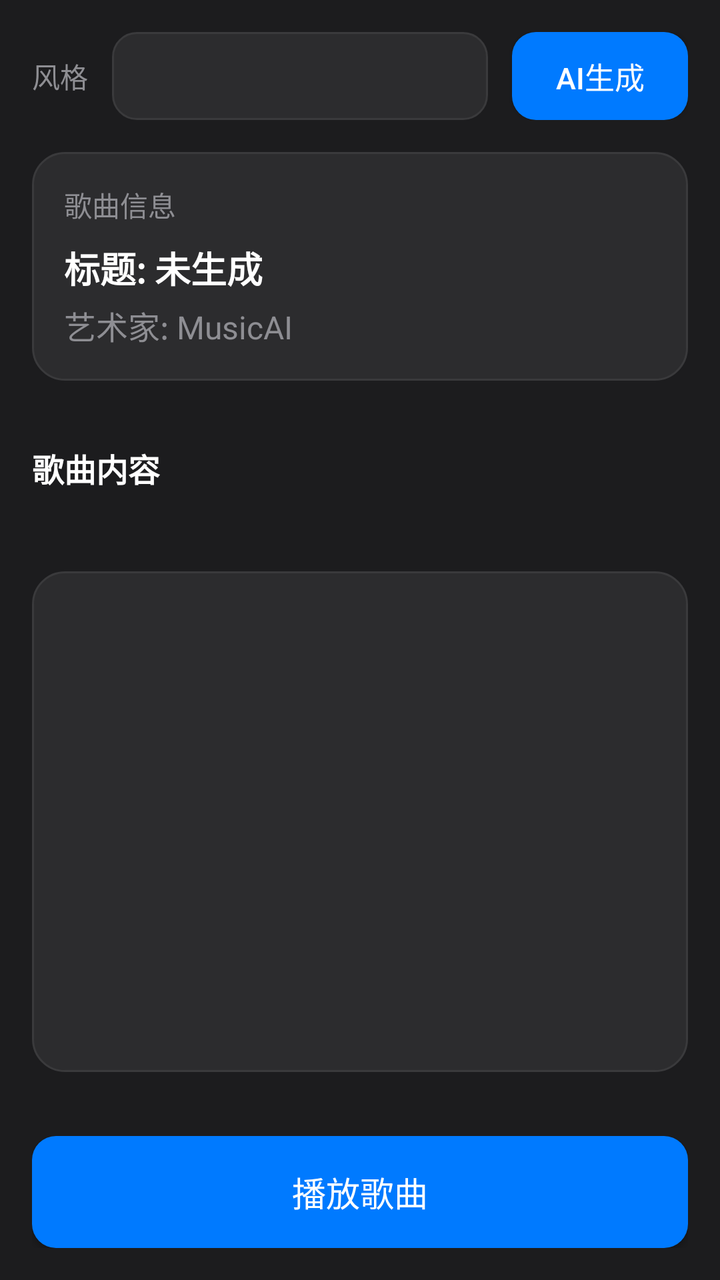
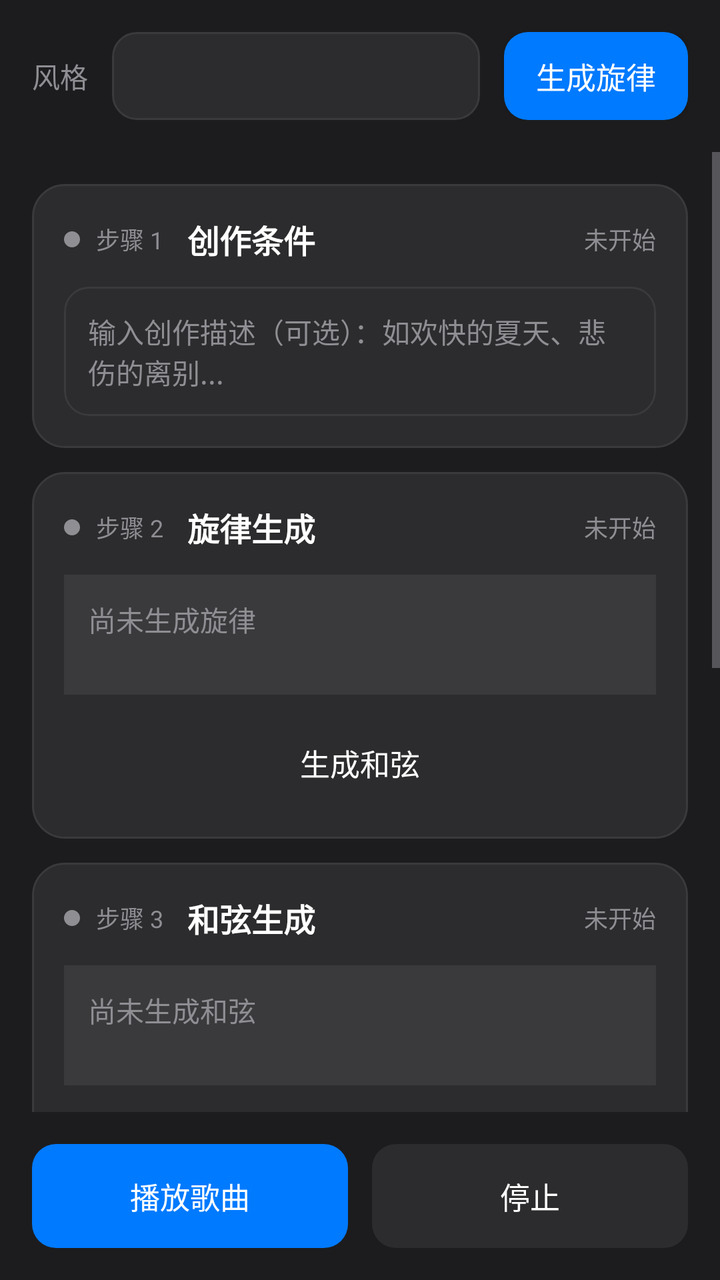

The first picture is an Android layout as it rendered before a commit; the second is the same layout after the commit. The layout source and the unified diff follow.
<!-- AndroidManifest.xml: application theme Theme.MusicAI -->
<!-- res/layout/activity_song_generator.xml -->
<?xml version="1.0" encoding="utf-8"?>
<LinearLayout xmlns:android="http://schemas.android.com/apk/res/android"
    android:layout_width="match_parent"
    android:layout_height="match_parent"
    android:orientation="vertical"
    android:background="@color/apple_dark"
    android:fitsSystemWindows="true">

    <LinearLayout
        android:layout_width="match_parent"
        android:layout_height="wrap_content"
        android:orientation="horizontal"
        android:padding="16dp"
        android:gravity="center_vertical">

        <TextView
            android:layout_width="wrap_content"
            android:layout_height="wrap_content"
            android:text="风格"
            android:textSize="14sp"
            android:textColor="@color/apple_text_secondary"
            android:layout_marginRight="12dp"/>

        <Spinner
            android:id="@+id/sp_style"
            android:layout_width="0dp"
            android:layout_height="44dp"
            android:layout_weight="1"
            android:background="@drawable/apple_edittext_bg"
            android:paddingHorizontal="12dp"/>

        <Button
            android:id="@+id/btn_generate"
            android:layout_width="wrap_content"
            android:layout_height="44dp"
            android:text="AI生成"
            android:textSize="15sp"
            android:textColor="@color/apple_text"
            android:background="@drawable/apple_button_primary_bg"
            android:layout_marginLeft="12dp"/>

    </LinearLayout>

    <LinearLayout
        android:layout_width="match_parent"
        android:layout_height="wrap_content"
        android:orientation="vertical"
        android:background="@drawable/apple_card_bg"
        android:padding="16dp"
        android:layout_marginLeft="16dp"
        android:layout_marginRight="16dp"
        android:layout_marginBottom="16dp">

        <TextView
            android:layout_width="match_parent"
            android:layout_height="wrap_content"
            android:text="歌曲信息"
            android:textSize="14sp"
            android:textColor="@color/apple_text_secondary"
            android:layout_marginBottom="8dp"/>

        <TextView
            android:id="@+id/tv_title"
            android:layout_width="match_parent"
            android:layout_height="wrap_content"
            android:text="标题: 未生成"
            android:textSize="18sp"
            android:textColor="@color/apple_text"
            android:textStyle="bold"/>

        <TextView
            android:id="@+id/tv_artist"
            android:layout_width="match_parent"
            android:layout_height="wrap_content"
            android:text="艺术家: MusicAI"
            android:textSize="16sp"
            android:textColor="@color/apple_text_secondary"
            android:layout_marginTop="4dp"/>

    </LinearLayout>

    <LinearLayout
        android:layout_width="match_parent"
        android:layout_height="wrap_content"
        android:orientation="vertical"
        android:padding="16dp"
        android:paddingTop="0dp">

        <TextView
            android:layout_width="match_parent"
            android:layout_height="wrap_content"
            android:text="歌曲内容"
            android:textSize="16sp"
            android:textColor="@color/apple_text"
            android:textStyle="bold"
            android:layout_marginBottom="8dp"/>

        <ProgressBar
            android:id="@+id/playback_progress"
            style="?android:attr/progressBarStyleHorizontal"
            android:layout_width="match_parent"
            android:layout_height="wrap_content"
            android:progress="0"
            android:max="100"
            android:progressTint="@color/apple_accent"
            android:layout_marginBottom="8dp"
            android:visibility="gone"/>

        <TextView
            android:id="@+id/tv_playback_time"
            android:layout_width="match_parent"
            android:layout_height="wrap_content"
            android:text="0:00 / 0:00"
            android:textSize="12sp"
            android:textColor="@color/apple_text_secondary"
            android:gravity="center"
            android:visibility="gone"/>

    </LinearLayout>

    <LinearLayout
        android:layout_width="match_parent"
        android:layout_height="0dp"
        android:layout_weight="1"
        android:orientation="vertical"
        android:padding="16dp"
        android:paddingTop="0dp">

        <ListView
            android:id="@+id/lv_song"
            android:layout_width="match_parent"
            android:layout_height="match_parent"
            android:background="@drawable/apple_card_bg"
            android:divider="@color/apple_mid_gray"
            android:dividerHeight="1dp"/>

    </LinearLayout>

    <LinearLayout
        android:layout_width="match_parent"
        android:layout_height="wrap_content"
        android:orientation="horizontal"
        android:padding="16dp">

        <Button
            android:id="@+id/btn_play"
            android:layout_width="match_parent"
            android:layout_height="56dp"
            android:text="播放歌曲"
            android:textSize="17sp"
            android:textColor="@color/apple_text"
            android:background="@drawable/apple_button_primary_bg"/>

    </LinearLayout>

    <ProgressBar
        android:id="@+id/progress_bar"
        android:layout_width="wrap_content"
        android:layout_height="wrap_content"
        android:layout_gravity="center"
        android:visibility="gone"
        android:layout_marginBottom="16dp"/>

</LinearLayout>
<!-- resources referenced by this layout -->
<resources>
  <color name="apple_accent">#007AFF</color>
  <color name="apple_dark">#1C1C1E</color>
  <color name="apple_mid_gray">#3A3A3C</color>
  <color name="apple_text">#FFFFFF</color>
  <color name="apple_text_secondary">#8E8E93</color>
  <!-- drawable apple_button_primary_bg (drawable) -->
  <?xml version="1.0" encoding="utf-8"?>
  <selector xmlns:android="http://schemas.android.com/apk/res/android">
      <item android:state_pressed="true">
          <shape android:shape="rectangle">
              <solid android:color="@color/apple_accent_active" />
              <corners android:radius="12dp" />
          </shape>
      </item>
      <item>
          <shape android:shape="rectangle">
              <solid android:color="@color/apple_accent" />
              <corners android:radius="12dp" />
          </shape>
      </item>
  </selector>
  <!-- drawable apple_card_bg (drawable) -->
  <?xml version="1.0" encoding="utf-8"?>
  <shape xmlns:android="http://schemas.android.com/apk/res/android" android:shape="rectangle">
      <solid android:color="@color/apple_dark_gray" />
      <corners android:radius="16dp" />
      <stroke android:width="1dp" android:color="@color/apple_mid_gray" />
  </shape>
  <!-- drawable apple_edittext_bg (drawable) -->
  <?xml version="1.0" encoding="utf-8"?>
  <selector xmlns:android="http://schemas.android.com/apk/res/android">
      <item android:state_focused="true">
          <shape android:shape="rectangle">
              <solid android:color="@color/apple_dark_gray" />
              <corners android:radius="12dp" />
              <stroke android:width="2dp" android:color="@color/apple_accent" />
          </shape>
      </item>
      <item>
          <shape android:shape="rectangle">
              <solid android:color="@color/apple_dark_gray" />
              <corners android:radius="12dp" />
              <stroke android:width="1dp" android:color="@color/apple_mid_gray" />
          </shape>
      </item>
  </selector>
  <style name="Theme.MusicAI" parent="Theme.AppCompat.DayNight.NoActionBar">
          <item name="colorPrimary">@color/colorPrimary</item>
          <item name="colorPrimaryDark">@color/colorPrimaryDark</item>
          <item name="colorAccent">@color/colorAccent</item>
          <item name="android:textColorPrimary">@color/apple_text</item>
          <item name="android:textColorSecondary">@color/apple_text_secondary</item>
          <item name="android:windowBackground">@color/apple_dark</item>
          <item name="android:statusBarColor">@color/apple_dark</item>
          <item name="android:navigationBarColor">@color/apple_dark</item>
          <item name="android:windowTranslucentStatus">false</item>
          <item name="android:windowTranslucentNavigation">false</item>
      </style>
  <color name="apple_accent_active">#0066CC</color>
  <color name="apple_dark_gray">#2C2C2E</color>
  <color name="colorPrimary">#007AFF</color>
  <color name="colorPrimaryDark">#1C1C1E</color>
  <color name="colorAccent">#34C759</color>
</resources>

<!-- the commit's change to res/layout/activity_song_generator.xml (unified diff, before → after) -->
@@ -19,7 +19,7 @@
             android:text="风格"
             android:textSize="14sp"
             android:textColor="@color/apple_text_secondary"
-            android:layout_marginRight="12dp"/>
+            android:layout_marginEnd="12dp"/>
 
         <Spinner
             android:id="@+id/sp_style"
@@ -27,129 +27,386 @@
             android:layout_height="44dp"
             android:layout_weight="1"
             android:background="@drawable/apple_edittext_bg"
-            android:paddingHorizontal="12dp"/>
+            android:paddingStart="12dp"
+            android:paddingEnd="12dp"/>
 
         <Button
-            android:id="@+id/btn_generate"
+            android:id="@+id/btn_generate_melody"
             android:layout_width="wrap_content"
             android:layout_height="44dp"
-            android:text="AI生成"
+            android:text="生成旋律"
             android:textSize="15sp"
             android:textColor="@color/apple_text"
             android:background="@drawable/apple_button_primary_bg"
-            android:layout_marginLeft="12dp"/>
+            android:paddingStart="16dp"
+            android:paddingEnd="16dp"
+            android:layout_marginStart="12dp"/>
 
     </LinearLayout>
 
-    <LinearLayout
-        android:layout_width="match_parent"
-        android:layout_height="wrap_content"
-        android:orientation="vertical"
-        android:background="@drawable/apple_card_bg"
-        android:padding="16dp"
-        android:layout_marginLeft="16dp"
-        android:layout_marginRight="16dp"
-        android:layout_marginBottom="16dp">
-
-        <TextView
-            android:layout_width="match_parent"
-            android:layout_height="wrap_content"
-            android:text="歌曲信息"
-            android:textSize="14sp"
-            android:textColor="@color/apple_text_secondary"
-            android:layout_marginBottom="8dp"/>
-
-        <TextView
-            android:id="@+id/tv_title"
-            android:layout_width="match_parent"
-            android:layout_height="wrap_content"
-            android:text="标题: 未生成"
-            android:textSize="18sp"
-            android:textColor="@color/apple_text"
-            android:textStyle="bold"/>
-
-        <TextView
-            android:id="@+id/tv_artist"
-            android:layout_width="match_parent"
-            android:layout_height="wrap_content"
-            android:text="艺术家: MusicAI"
-            android:textSize="16sp"
-            android:textColor="@color/apple_text_secondary"
-            android:layout_marginTop="4dp"/>
-
-    </LinearLayout>
-
-    <LinearLayout
-        android:layout_width="match_parent"
-        android:layout_height="wrap_content"
-        android:orientation="vertical"
-        android:padding="16dp"
-        android:paddingTop="0dp">
-
-        <TextView
-            android:layout_width="match_parent"
-            android:layout_height="wrap_content"
-            android:text="歌曲内容"
-            android:textSize="16sp"
-            android:textColor="@color/apple_text"
-            android:textStyle="bold"
-            android:layout_marginBottom="8dp"/>
-
-        <ProgressBar
-            android:id="@+id/playback_progress"
-            style="?android:attr/progressBarStyleHorizontal"
-            android:layout_width="match_parent"
-            android:layout_height="wrap_content"
-            android:progress="0"
-            android:max="100"
-            android:progressTint="@color/apple_accent"
-            android:layout_marginBottom="8dp"
-            android:visibility="gone"/>
-
-        <TextView
-            android:id="@+id/tv_playback_time"
-            android:layout_width="match_parent"
-            android:layout_height="wrap_content"
-            android:text="0:00 / 0:00"
-            android:textSize="12sp"
-            android:textColor="@color/apple_text_secondary"
-            android:gravity="center"
-            android:visibility="gone"/>
-
-    </LinearLayout>
-
-    <LinearLayout
+    <ScrollView
         android:layout_width="match_parent"
         android:layout_height="0dp"
         android:layout_weight="1"
-        android:orientation="vertical"
-        android:padding="16dp"
-        android:paddingTop="0dp">
-
-        <ListView
-            android:id="@+id/lv_song"
+        android:fillViewport="true">
+
+        <LinearLayout
             android:layout_width="match_parent"
-            android:layout_height="match_parent"
-            android:background="@drawable/apple_card_bg"
-            android:divider="@color/apple_mid_gray"
-            android:dividerHeight="1dp"/>
-
-    </LinearLayout>
+            android:layout_height="wrap_content"
+            android:orientation="vertical"
+            android:padding="16dp"
+            android:paddingTop="0dp">
+
+            <LinearLayout
+                android:id="@+id/step1_card"
+                android:layout_width="match_parent"
+                android:layout_height="wrap_content"
+                android:orientation="vertical"
+                android:background="@drawable/apple_card_bg"
+                android:padding="16dp"
+                android:layout_marginBottom="12dp">
+
+                <LinearLayout
+                    android:layout_width="match_parent"
+                    android:layout_height="wrap_content"
+                    android:orientation="horizontal"
+                    android:gravity="center_vertical"
+                    android:layout_marginBottom="12dp">
+
+                    <View
+                        android:id="@+id/step1_indicator"
+                        android:layout_width="8dp"
+                        android:layout_height="8dp"
+                        android:background="@drawable/step_indicator_pending"/>
+
+                    <TextView
+                        android:layout_width="wrap_content"
+                        android:layout_height="wrap_content"
+                        android:text="步骤 1"
+                        android:textSize="12sp"
+                        android:textColor="@color/apple_text_secondary"
+                        android:layout_marginStart="8dp"/>
+
+                    <TextView
+                        android:layout_width="0dp"
+                        android:layout_height="wrap_content"
+                        android:layout_weight="1"
+                        android:text="创作条件"
+                        android:textSize="16sp"
+                        android:textColor="@color/apple_text"
+                        android:textStyle="bold"
+                        android:layout_marginStart="12dp"/>
+
+                    <TextView
+                        android:id="@+id/step1_status"
+                        android:layout_width="wrap_content"
+                        android:layout_height="wrap_content"
+                        android:text="未开始"
+                        android:textSize="12sp"
+                        android:textColor="@color/apple_text_secondary"/>
+
+                </LinearLayout>
+
+                <EditText
+                    android:id="@+id/et_description"
+                    android:layout_width="match_parent"
+                    android:layout_height="wrap_content"
+                    android:hint="输入创作描述（可选）：如欢快的夏天、悲伤的离别..."
+                    android:textSize="14sp"
+                    android:textColor="@color/apple_text"
+                    android:textColorHint="@color/apple_text_secondary"
+                    android:background="@drawable/apple_edittext_bg"
+                    android:padding="12dp"
+                    android:minHeight="44dp"
+                    android:inputType="textMultiLine"/>
+
+            </LinearLayout>
+
+            <LinearLayout
+                android:id="@+id/step2_card"
+                android:layout_width="match_parent"
+                android:layout_height="wrap_content"
+                android:orientation="vertical"
+                android:background="@drawable/apple_card_bg"
+                android:padding="16dp"
+                android:layout_marginBottom="12dp">
+
+                <LinearLayout
+                    android:layout_width="match_parent"
+                    android:layout_height="wrap_content"
+                    android:orientation="horizontal"
+                    android:gravity="center_vertical"
+                    android:layout_marginBottom="12dp">
+
+                    <View
+                        android:id="@+id/step2_indicator"
+                        android:layout_width="8dp"
+                        android:layout_height="8dp"
+                        android:background="@drawable/step_indicator_pending"/>
+
+                    <TextView
+                        android:layout_width="wrap_content"
+                        android:layout_height="wrap_content"
+                        android:text="步骤 2"
+                        android:textSize="12sp"
+                        android:textColor="@color/apple_text_secondary"
+                        android:layout_marginStart="8dp"/>
+
+                    <TextView
+                        android:layout_width="0dp"
+                        android:layout_height="wrap_content"
+                        android:layout_weight="1"
+                        android:text="旋律生成"
+                        android:textSize="16sp"
+                        android:textColor="@color/apple_text"
+                        android:textStyle="bold"
+                        android:layout_marginStart="12dp"/>
+
+                    <TextView
+                        android:id="@+id/step2_status"
+                        android:layout_width="wrap_content"
+                        android:layout_height="wrap_content"
+                        android:text="未开始"
+                        android:textSize="12sp"
+                        android:textColor="@color/apple_text_secondary"/>
+
+                </LinearLayout>
+
+                <TextView
+                    android:id="@+id/tv_melody_preview"
+                    android:layout_width="match_parent"
+                    android:layout_height="wrap_content"
+                    android:text="尚未生成旋律"
+                    android:textSize="14sp"
+                    android:textColor="@color/apple_text_secondary"
+                    android:padding="12dp"
+                    android:background="@color/apple_mid_gray"
+                    android:minHeight="60dp"
+                    android:gravity="top"/>
+
+                <Button
+                    android:id="@+id/btn_generate_chords"
+                    android:layout_width="match_parent"
+                    android:layout_height="44dp"
+                    android:text="生成和弦"
+                    android:textSize="15sp"
+                    android:textColor="@color/apple_text"
+                    android:background="@drawable/apple_button_bg"
+                    android:layout_marginTop="12dp"
+                    android:enabled="false"/>
+
+            </LinearLayout>
+
+            <LinearLayout
+                android:id="@+id/step3_card"
+                android:layout_width="match_parent"
+                android:layout_height="wrap_content"
+                android:orientation="vertical"
+                android:background="@drawable/apple_card_bg"
+                android:padding="16dp"
+                android:layout_marginBottom="12dp">
+
+                <LinearLayout
+                    android:layout_width="match_parent"
+                    android:layout_height="wrap_content"
+                    android:orientation="horizontal"
+                    android:gravity="center_vertical"
+                    android:layout_marginBottom="12dp">
+
+                    <View
+                        android:id="@+id/step3_indicator"
+                        android:layout_width="8dp"
+                        android:layout_height="8dp"
+                        android:background="@drawable/step_indicator_pending"/>
+
+                    <TextView
+                        android:layout_width="wrap_content"
+                        android:layout_height="wrap_content"
+                        android:text="步骤 3"
+                        android:textSize="12sp"
+                        android:textColor="@color/apple_text_secondary"
+                        android:layout_marginStart="8dp"/>
+
+                    <TextView
+                        android:layout_width="0dp"
+                        android:layout_height="wrap_content"
+                        android:layout_weight="1"
+                        android:text="和弦生成"
+                        android:textSize="16sp"
+                        android:textColor="@color/apple_text"
+                        android:textStyle="bold"
+                        android:layout_marginStart="12dp"/>
+
+                    <TextView
+                        android:id="@+id/step3_status"
+                        android:layout_width="wrap_content"
+                        android:layout_height="wrap_content"
+                        android:text="未开始"
+                        android:textSize="12sp"
+                        android:textColor="@color/apple_text_secondary"/>
+
+                </LinearLayout>
+
+                <TextView
+                    android:id="@+id/tv_chords_preview"
+                    android:layout_width="match_parent"
+                    android:layout_height="wrap_content"
+                    android:text="尚未生成和弦"
+                    android:textSize="14sp"
+                    android:textColor="@color/apple_text_secondary"
+                    android:padding="12dp"
+                    android:background="@color/apple_mid_gray"
+                    android:minHeight="60dp"
+                    android:gravity="top"/>
+
+                <Button
+                    android:id="@+id/btn_generate_song"
+                    android:layout_width="match_parent"
+                    android:layout_height="44dp"
+                    android:text="生成完整曲子"
+                    android:textSize="15sp"
+                    android:textColor="@color/apple_text"
+                    android:background="@drawable/apple_button_bg"
+                    android:layout_marginTop="12dp"
+                    android:enabled="false"/>
+
+            </LinearLayout>
+
+            <LinearLayout
+                android:id="@+id/step4_card"
+                android:layout_width="match_parent"
+                android:layout_height="wrap_content"
+                android:orientation="vertical"
+                android:background="@drawable/apple_card_bg"
+                android:padding="16dp"
+                android:layout_marginBottom="12dp">
+
+                <LinearLayout
+                    android:layout_width="match_parent"
+                    android:layout_height="wrap_content"
+                    android:orientation="horizontal"
+                    android:gravity="center_vertical"
+                    android:layout_marginBottom="12dp">
+
+                    <View
+                        android:id="@+id/step4_indicator"
+                        android:layout_width="8dp"
+                        android:layout_height="8dp"
+                        android:background="@drawable/step_indicator_pending"/>
+
+                    <TextView
+                        android:layout_width="wrap_content"
+                        android:layout_height="wrap_content"
+                        android:text="步骤 4"
+                        android:textSize="12sp"
+                        android:textColor="@color/apple_text_secondary"
+                        android:layout_marginStart="8dp"/>
+
+                    <TextView
+                        android:layout_width="0dp"
+                        android:layout_height="wrap_content"
+                        android:layout_weight="1"
+                        android:text="完整编曲"
+                        android:textSize="16sp"
+                        android:textColor="@color/apple_text"
+                        android:textStyle="bold"
+                        android:layout_marginStart="12dp"/>
+
+                    <TextView
+                        android:id="@+id/step4_status"
+                        android:layout_width="wrap_content"
+                        android:layout_height="wrap_content"
+                        android:text="未开始"
+                        android:textSize="12sp"
+                        android:textColor="@color/apple_text_secondary"/>
+
+                </LinearLayout>
+
+                <TextView
+                    android:id="@+id/tv_song_title"
+                    android:layout_width="match_parent"
+                    android:layout_height="wrap_content"
+                    android:text="尚未生成曲子"
+                    android:textSize="16sp"
+                    android:textColor="@color/apple_text"
+                    android:textStyle="bold"/>
+
+                <ProgressBar
+                    android:id="@+id/playback_progress"
+                    style="?android:attr/progressBarStyleHorizontal"
+                    android:layout_width="match_parent"
+                    android:layout_height="wrap_content"
+                    android:progress="0"
+                    android:max="100"
+                    android:progressTint="@color/apple_accent"
+                    android:layout_marginTop="12dp"
+                    android:visibility="gone"/>
+
+                <TextView
+                    android:id="@+id/tv_playback_time"
+                    android:layout_width="match_parent"
+                    android:layout_height="wrap_content"
+                    android:text="0:00 / 0:00"
+                    android:textSize="12sp"
+                    android:textColor="@color/apple_text_secondary"
+                    android:gravity="center"
+                    android:visibility="gone"
+                    android:layout_marginTop="4dp"/>
+
+            </LinearLayout>
+
+            <CheckBox
+                android:id="@+id/cb_auto_chain"
+                android:layout_width="match_parent"
+                android:layout_height="wrap_content"
+                android:text="自动串联（旋律生成后自动执行后续步骤）"
+                android:textSize="14sp"
+                android:textColor="@color/apple_text_secondary"
+                android:buttonTint="@color/apple_accent"
+                android:layout_marginBottom="12dp"/>
+
+            <ListView
+                android:id="@+id/lv_song"
+                android:layout_width="match_parent"
+                android:layout_height="180dp"
+                android:background="@drawable/apple_card_bg"
+                android:divider="@color/apple_mid_gray"
+                android:dividerHeight="1dp"/>
+
+        </LinearLayout>
+
+    </ScrollView>
 
     <LinearLayout
         android:layout_width="match_parent"
         android:layout_height="wrap_content"
         android:orientation="horizontal"
-        android:padding="16dp">
+        android:padding="16dp"
+        android:paddingTop="8dp">
 
         <Button
             android:id="@+id/btn_play"
-            android:layout_width="match_parent"
-            android:layout_height="56dp"
+            android:layout_width="0dp"
+            android:layout_height="52dp"
+            android:layout_weight="1"
             android:text="播放歌曲"
-            android:textSize="17sp"
+            android:textSize="15sp"
             android:textColor="@color/apple_text"
-            android:background="@drawable/apple_button_primary_bg"/>
+            android:background="@drawable/apple_button_primary_bg"
+            android:enabled="false"
+            android:layout_marginEnd="6dp"/>
+
+        <Button
+            android:id="@+id/btn_stop"
+            android:layout_width="0dp"
+            android:layout_height="52dp"
+            android:layout_weight="1"
+            android:text="停止"
+            android:textSize="15sp"
+            android:textColor="@color/apple_text"
+            android:background="@drawable/apple_button_bg"
+            android:enabled="false"
+            android:layout_marginStart="6dp"/>
 
     </LinearLayout>
 
<!-- resource entries referenced after the edit -->
@@ -5,6 +5,22 @@
   <color name="apple_mid_gray">#3A3A3C</color>
   <color name="apple_text">#FFFFFF</color>
   <color name="apple_text_secondary">#8E8E93</color>
+  <!-- drawable apple_button_bg (drawable) -->
+  <?xml version="1.0" encoding="utf-8"?>
+  <selector xmlns:android="http://schemas.android.com/apk/res/android">
+      <item android:state_pressed="true">
+          <shape android:shape="rectangle">
+              <solid android:color="@color/apple_mid_gray" />
+              <corners android:radius="12dp" />
+          </shape>
+      </item>
+      <item>
+          <shape android:shape="rectangle">
+              <solid android:color="@color/apple_dark_gray" />
+              <corners android:radius="12dp" />
+          </shape>
+      </item>
+  </selector>
   <!-- drawable apple_button_primary_bg (drawable) -->
   <?xml version="1.0" encoding="utf-8"?>
   <selector xmlns:android="http://schemas.android.com/apk/res/android">
@@ -46,6 +62,13 @@
           </shape>
       </item>
   </selector>
+  <!-- drawable step_indicator_pending (drawable) -->
+  <?xml version="1.0" encoding="utf-8"?>
+  <shape xmlns:android="http://schemas.android.com/apk/res/android"
+      android:shape="oval">
+      <solid android:color="@color/apple_text_secondary"/>
+      <size android:width="8dp" android:height="8dp"/>
+  </shape>
   <style name="Theme.MusicAI" parent="Theme.AppCompat.DayNight.NoActionBar">
           <item name="colorPrimary">@color/colorPrimary</item>
           <item name="colorPrimaryDark">@color/colorPrimaryDark</item>
